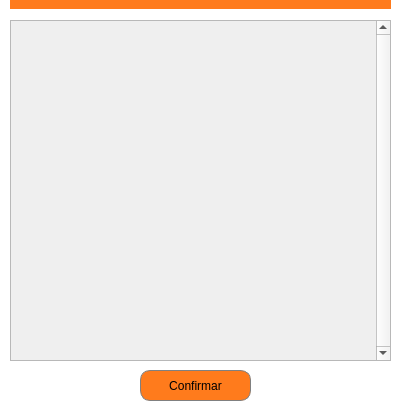
The window that pyschool/interface/confirmarMateria.ui (IanLuan/PySchool) describes before a commit, drawn with Qt 5.
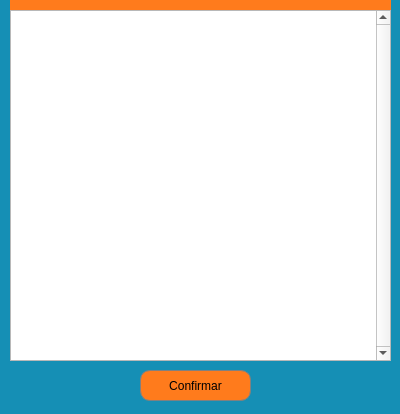
The same window after the commit.

```diff
--- a/pyschool/interface/confirmarMateria.ui
+++ b/pyschool/interface/confirmarMateria.ui
@@ -15,7 +15,7 @@
   </property>
   <property name="styleSheet">
    <string notr="true">QDialog{
-background-color: rgb(255, 255, 255)
+background-color: rgb(21, 143, 181)
 }</string>
   </property>
   <widget class="QPushButton" name="btnConfirmar">
@@ -47,7 +47,7 @@
      <x>10</x>
      <y>0</y>
      <width>381</width>
-     <height>9</height>
+     <height>10</height>
     </rect>
    </property>
    <property name="styleSheet">
@@ -66,11 +66,16 @@
    <property name="geometry">
     <rect>
      <x>10</x>
-     <y>20</y>
+     <y>10</y>
      <width>381</width>
-     <height>341</height>
+     <height>351</height>
     </rect>
    </property>
+   <property name="styleSheet">
+    <string notr="true">QScrollArea{
+background-color:rgb(255, 255, 255): 
+}</string>
+   </property>
    <property name="verticalScrollBarPolicy">
     <enum>Qt::ScrollBarAlwaysOn</enum>
    </property>
@@ -86,20 +91,12 @@
       <x>0</x>
       <y>0</y>
       <width>358</width>
-      <height>339</height>
+      <height>349</height>
      </rect>
     </property>
-    <widget class="QWidget" name="verticalLayoutWidget">
-     <property name="geometry">
-      <rect>
-       <x>0</x>
-       <y>0</y>
-       <width>381</width>
-       <height>520</height>
-      </rect>
-     </property>
-     <layout class="QVBoxLayout" name="verticalLayout"/>
-    </widget>
+    <property name="styleSheet">
+     <string notr="true">background-color: rgb(255,255,255)</string>
+    </property>
    </widget>
   </widget>
  </widget>
```
